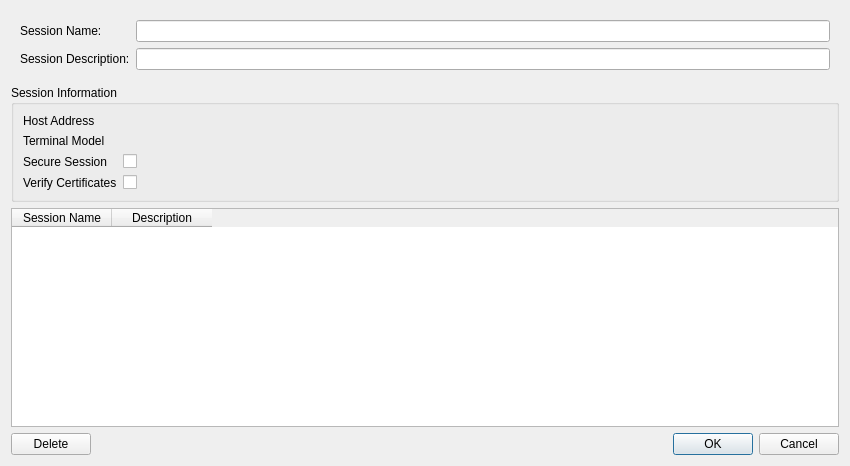
First picture: the form in Sessions/SessionDialog.ui, repository HobbitHacker/Q3270, before the edit.
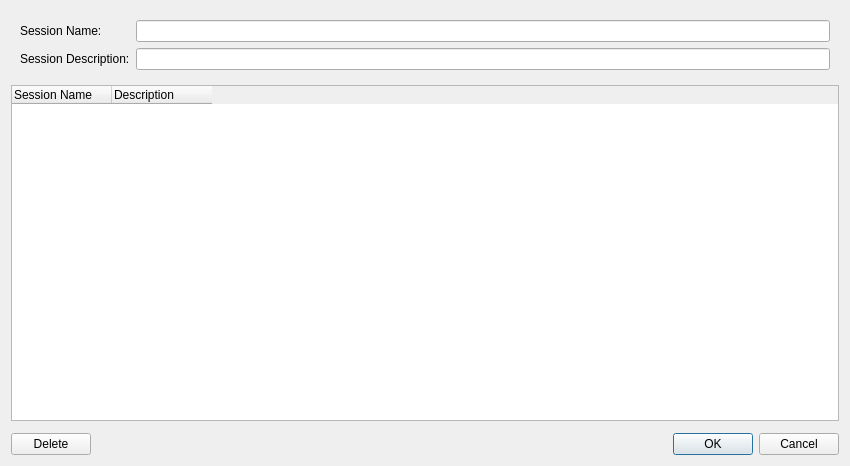
Second picture: the form after the edit. Custom widgets are drawn as their Qt base class.

Commit message:
Add Manage Sessions and Auto Start Lists
- New ManageAutoStartDialog and ManageAutoStartDialog dialogs
- Split the preview function out for reuse in ManageAutoStartDialog
- UX tweaks to SessionDialogBase and dialog

Patch:
```diff
--- a/Sessions/SessionDialog.ui
+++ b/Sessions/SessionDialog.ui
@@ -14,7 +14,7 @@
    <string>Form</string>
   </property>
   <layout class="QGridLayout" name="gridLayout">
-   <item row="3" column="1">
+   <item row="2" column="0">
     <widget class="QTableWidget" name="sessionTable">
      <property name="editTriggers">
       <set>QAbstractItemView::NoEditTriggers</set>
@@ -25,6 +25,9 @@
      <property name="selectionBehavior">
       <enum>QAbstractItemView::SelectRows</enum>
      </property>
+     <attribute name="verticalHeaderVisible">
+      <bool>false</bool>
+     </attribute>
      <attribute name="verticalHeaderStretchLastSection">
       <bool>false</bool>
      </attribute>
@@ -32,15 +35,39 @@
       <property name="text">
        <string>Session Name</string>
       </property>
+      <property name="textAlignment">
+       <set>AlignLeading|AlignVCenter</set>
+      </property>
      </column>
      <column>
       <property name="text">
        <string>Description</string>
       </property>
+      <property name="textAlignment">
+       <set>AlignLeading|AlignVCenter</set>
+      </property>
      </column>
     </widget>
    </item>
-   <item row="0" column="1">
+   <item row="4" column="0">
+    <layout class="QHBoxLayout" name="horizontalLayout">
+     <item>
+      <widget class="QPushButton" name="deleteButton">
+       <property name="text">
+        <string>Delete</string>
+       </property>
+      </widget>
+     </item>
+     <item>
+      <widget class="QDialogButtonBox" name="buttonBox">
+       <property name="standardButtons">
+        <set>QDialogButtonBox::Cancel|QDialogButtonBox::Ok</set>
+       </property>
+      </widget>
+     </item>
+    </layout>
+   </item>
+   <item row="0" column="0">
     <widget class="QWidget" name="entryFields" native="true">
      <layout class="QGridLayout" name="gridLayout_2">
       <item row="0" column="0">
@@ -56,7 +83,11 @@
          </widget>
         </item>
         <item row="0" column="1">
-         <widget class="QLineEdit" name="sessionNameEdit"/>
+         <widget class="QLineEdit" name="sessionNameEdit">
+          <property name="readOnly">
+           <bool>true</bool>
+          </property>
+         </widget>
         </item>
         <item row="1" column="0">
          <widget class="QLabel" name="label">
@@ -66,107 +97,30 @@
          </widget>
         </item>
         <item row="1" column="1">
-         <widget class="QLineEdit" name="sessionDescEdit"/>
+         <widget class="QLineEdit" name="sessionDescEdit">
+          <property name="readOnly">
+           <bool>true</bool>
+          </property>
+         </widget>
         </item>
        </layout>
       </item>
      </layout>
     </widget>
    </item>
-   <item row="2" column="1">
-    <widget class="QGroupBox" name="groupBox">
-     <property name="title">
-      <string>Session Information</string>
-     </property>
-     <layout class="QFormLayout" name="formLayout_2">
-      <item row="0" column="0">
-       <widget class="QLabel" name="label_3">
-        <property name="text">
-         <string>Host Address</string>
-        </property>
-       </widget>
-      </item>
-      <item row="1" column="0">
-       <widget class="QLabel" name="label_4">
-        <property name="text">
-         <string>Terminal Model</string>
-        </property>
-       </widget>
-      </item>
-      <item row="2" column="0">
-       <widget class="QLabel" name="label_5">
-        <property name="text">
-         <string>Secure Session</string>
-        </property>
-       </widget>
-      </item>
-      <item row="2" column="1">
-       <widget class="QCheckBox" name="previewSecure">
-        <property name="mouseTracking">
-         <bool>false</bool>
-        </property>
-        <property name="focusPolicy">
-         <enum>Qt::NoFocus</enum>
-        </property>
-        <property name="text">
-         <string/>
-        </property>
-       </widget>
-      </item>
-      <item row="3" column="0">
-       <widget class="QLabel" name="label_6">
-        <property name="text">
-         <string>Verify Certificates</string>
-        </property>
-       </widget>
-      </item>
-      <item row="3" column="1">
-       <widget class="QCheckBox" name="previewVerifyCert">
-        <property name="text">
-         <string/>
-        </property>
-        <property name="checkable">
-         <bool>false</bool>
-        </property>
-       </widget>
-      </item>
-      <item row="0" column="1">
-       <widget class="QLabel" name="previewAddress">
-        <property name="text">
-         <string/>
-        </property>
-       </widget>
-      </item>
-      <item row="1" column="1">
-       <widget class="QLabel" name="previewModel">
-        <property name="text">
-         <string/>
-        </property>
-       </widget>
-      </item>
-     </layout>
-    </widget>
-   </item>
-   <item row="4" column="1">
-    <layout class="QHBoxLayout" name="horizontalLayout">
-     <item>
-      <widget class="QPushButton" name="deleteButton">
-       <property name="text">
-        <string>Delete</string>
-       </property>
-      </widget>
-     </item>
-     <item>
-      <widget class="QDialogButtonBox" name="buttonBox">
-       <property name="standardButtons">
-        <set>QDialogButtonBox::Cancel|QDialogButtonBox::Ok</set>
-       </property>
-      </widget>
-     </item>
-    </layout>
+   <item row="3" column="0">
+    <widget class="SessionPreviewWidget" name="previewWidget" native="true"/>
    </item>
   </layout>
  </widget>
+ <customwidgets>
+  <customwidget>
+   <class>SessionPreviewWidget</class>
+   <extends>QWidget</extends>
+   <header>Sessions/SessionPreviewWidget.h</header>
+   <container>1</container>
+  </customwidget>
+ </customwidgets>
  <resources/>
  <connections/>
 </ui>
```
The commit also changes 15 other files.
